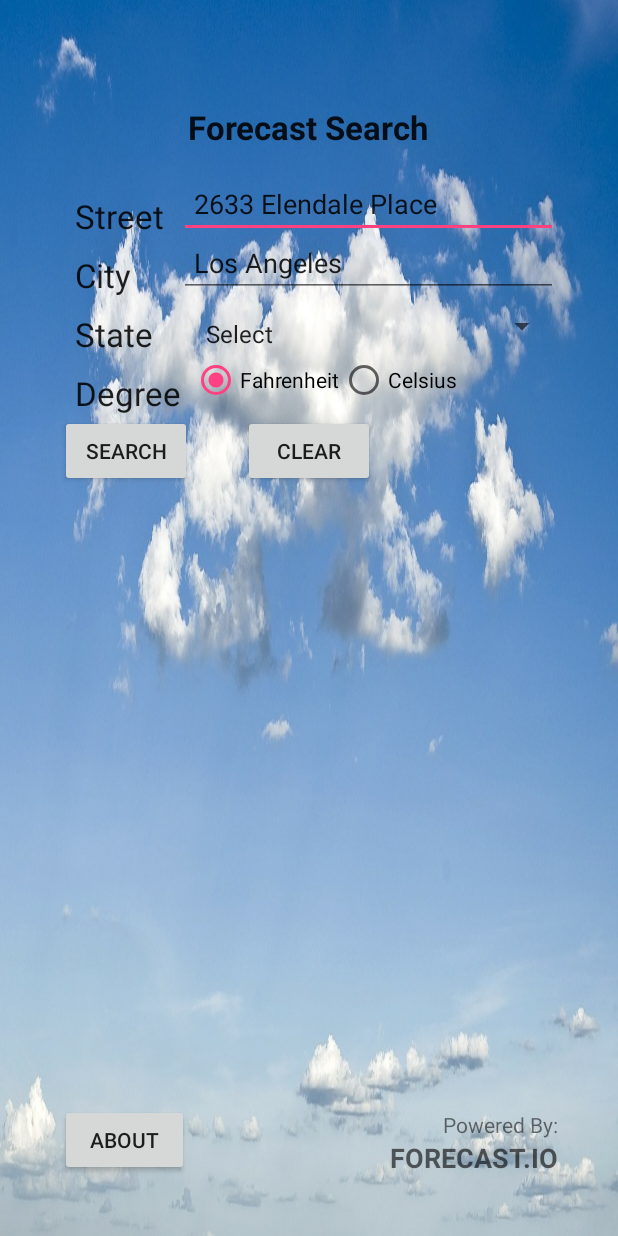
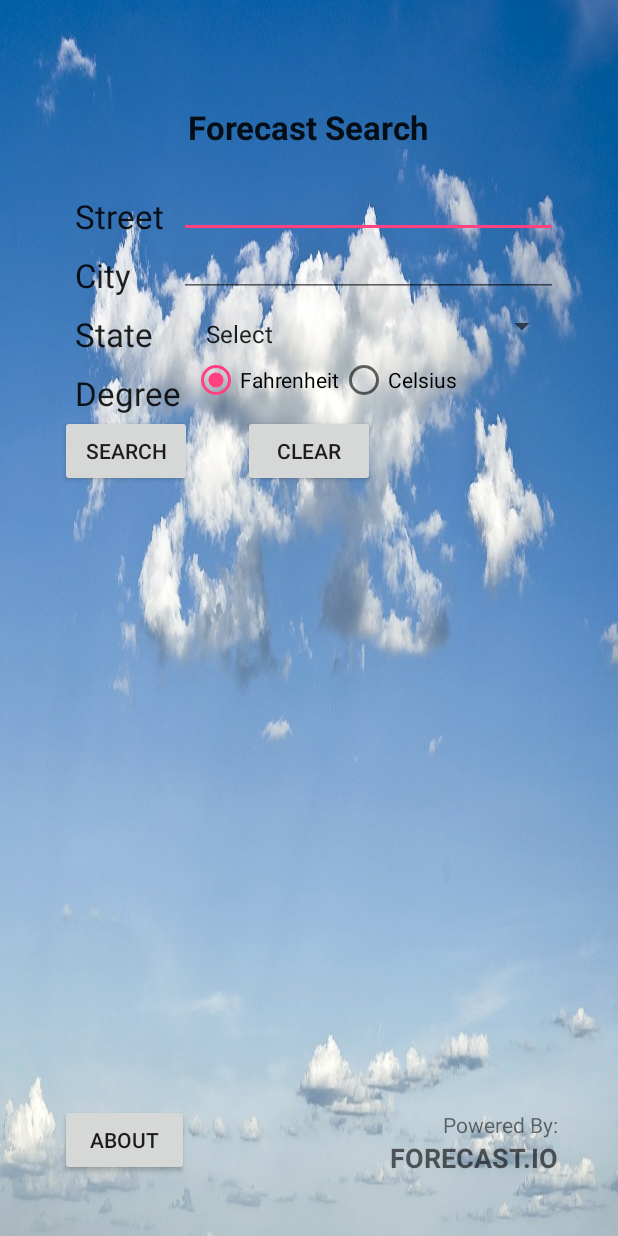
Before and after one commit to EliteSoba/WeatherApp, an Android app: the screen it shows after launch (MyActivity), on a phone screen of 412 x 824 dp. Run offline under Robolectric (Android 15) with nearby library versions, the phone set to English and light mode, and no system bars.

```diff
--- a/app/src/main/res/layout/content_my.xml
+++ b/app/src/main/res/layout/content_my.xml
@@ -38,7 +38,6 @@
             android:paddingTop="10dp" />
 
         <EditText
-            android:text="2633 Elendale Place"
             android:layout_width="wrap_content"
             android:layout_height="wrap_content"
             android:id="@+id/street"
@@ -66,7 +65,6 @@
             android:paddingTop="10dp" />
 
         <EditText
-            android:text="Los Angeles"
             android:layout_width="wrap_content"
             android:layout_height="wrap_content"
             android:id="@+id/city"
```
